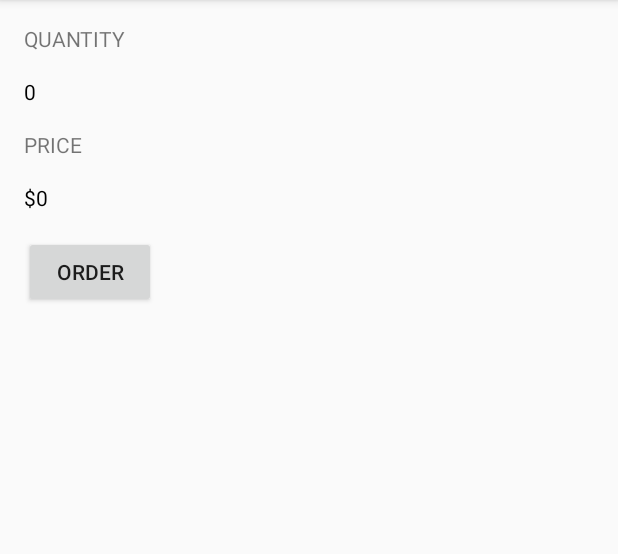
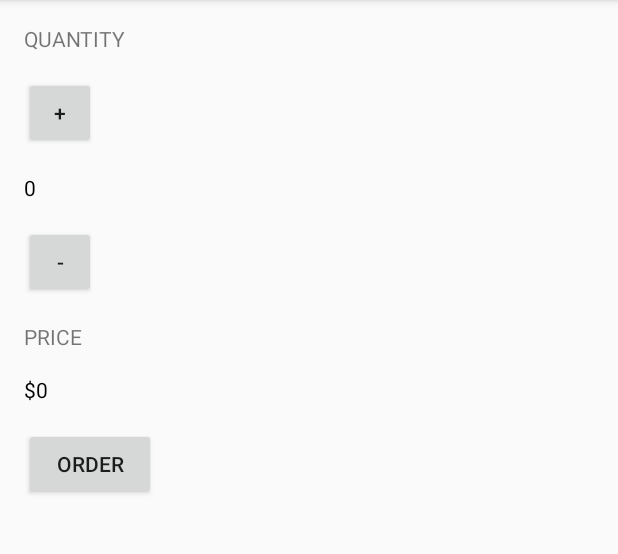
Before and after one commit to vladimirfomene/Android-Basic-Nanodegree, an Android app: the screen it shows after launch (MainActivity), on a phone screen of 412 x 824 dp, the part 84-638 px from its top. Run offline under Robolectric (Android 15) with nearby library versions, the phone set to English and light mode, and no system bars.

```diff
--- a/JustJava/app/src/main/java/com/example/android/justjava/MainActivity.java
+++ b/JustJava/app/src/main/java/com/example/android/justjava/MainActivity.java
@@ -35,6 +35,22 @@ public class MainActivity extends AppCompatActivity {
         displayPrice(quantity * 5);
     }
 
+    /*
+    *  This method increment the counter for cups of coffee
+     */
+    public void increment(View view){
+        int quantity = 3;
+        display(quantity);
+    }
+
+    /*
+    * This method decrement the counter for cups of coffees
+     */
+    public void decrement(View view){
+        int quantity = 1;
+        display(quantity);
+    }
+
     /**
      * This method displays the given quantity value on the screen.
      */
--- a/JustJava/app/src/main/res/layout/activity_main.xml
+++ b/JustJava/app/src/main/res/layout/activity_main.xml
@@ -18,6 +18,13 @@
         android:text="Quantity"
         android:textAllCaps="true" />
 
+    <Button
+        android:id="@+id/add_button"
+        android:layout_width="48dp"
+        android:layout_height="48dp"
+        android:layout_marginBottom="16dp"
+        android:onClick="increment"
+        android:text="+" />
 
     <TextView
         android:id="@+id/quantity_text_view"
@@ -26,6 +33,14 @@
         android:layout_marginBottom="16dp"
         android:text="0"
         android:textColor="@android:color/black" />
+
+    <Button
+        android:id="@+id/sub_button"
+        android:layout_width="48dp"
+        android:layout_height="48dp"
+        android:layout_marginBottom="16dp"
+        android:onClick="decrement"
+        android:text="-" />
 
     <TextView
         android:layout_width="wrap_content"
```
